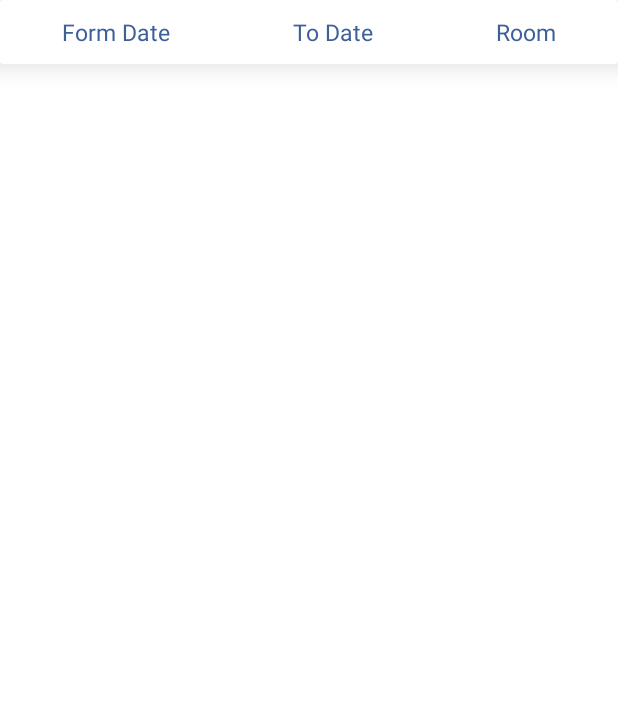
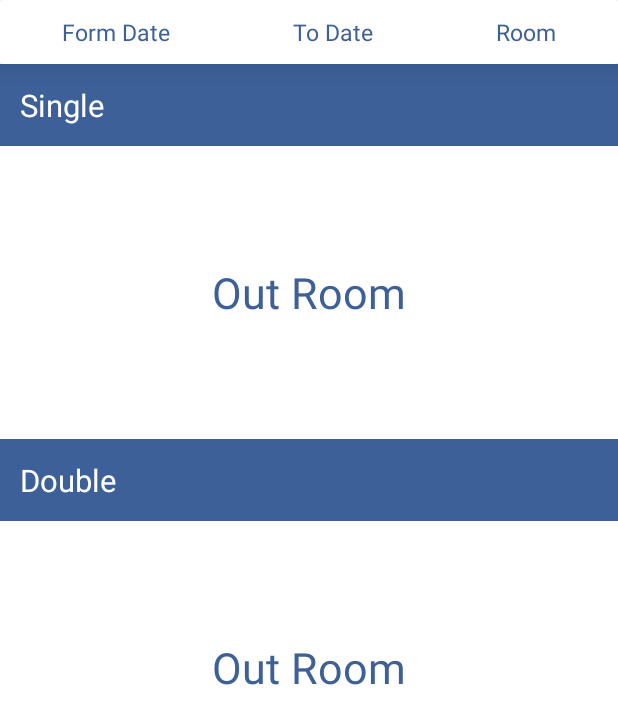
Before and after one commit to phamanh1289/easyHotel, an Android app: the fragment BookingFragment shown on its own in the app's theme, on a phone screen of 412 x 824 dp. Shown: the top 724 px of the screen. Run offline under Robolectric (Android 15) with nearby library versions, the phone set to English and light mode, and no system bars; our stand-ins replace ButterKnife, Firebase (no records; nobody signed in at launch, a user with empty details on screens opened directly), sdp/ssp sizes; 3 statements that could not run were skipped.

Commit message:
- add room

```diff
--- /dev/null
+++ b/app/src/main/java/com/example/phamanh/easyhotel/adapter/RoomAdapter.java
@@ -0,0 +1,54 @@
+package com.example.phamanh.easyhotel.adapter;
+
+import android.support.v7.widget.RecyclerView;
+import android.view.LayoutInflater;
+import android.view.View;
+import android.view.ViewGroup;
+import android.widget.ImageView;
+
+import com.example.phamanh.easyhotel.R;
+
+import butterknife.BindView;
+import butterknife.ButterKnife;
+
+
+public class RoomAdapter extends RecyclerView.Adapter<RoomAdapter.RoomHolder> {
+
+    private int mData;
+    private boolean isCheck;
+
+    public RoomAdapter(int data) {
+        mData = data;
+    }
+
+    public void setCheck(boolean check) {
+        isCheck = check;
+    }
+
+    @Override
+    public RoomHolder onCreateViewHolder(ViewGroup parent, int viewType) {
+        View view = LayoutInflater.from(parent.getContext()).inflate(R.layout.item_room, parent, false);
+        return new RoomHolder(view);
+    }
+
+    @Override
+    public void onBindViewHolder(RoomHolder holder, int position) {
+        holder.ivRoom.setImageResource(isCheck ? R.drawable.ic_signle_room_ok : R.drawable.ic_double_room_ok);
+
+    }
+
+    @Override
+    public int getItemCount() {
+        return mData;
+    }
+
+    class RoomHolder extends RecyclerView.ViewHolder {
+        @BindView(R.id.itemRoom_ivRoom)
+        ImageView ivRoom;
+
+        public RoomHolder(View itemView) {
+            super(itemView);
+            ButterKnife.bind(this, itemView);
+        }
+    }
+}
--- a/app/src/main/java/com/example/phamanh/easyhotel/fragment/auth/LoginFragment.java
+++ b/app/src/main/java/com/example/phamanh/easyhotel/fragment/auth/LoginFragment.java
@@ -226,6 +226,7 @@ public class LoginFragment extends BaseFragment {
                     if (task.isSuccessful()) {
                         if (FirebaseAuth.getInstance().getCurrentUser().isEmailVerified()) {
                             mUser = FirebaseAuth.getInstance().getCurrentUser();
+
                             toGetDataProfile();
                             toAddReLogin(true);
                         } else {
--- a/app/src/main/java/com/example/phamanh/easyhotel/fragment/home/BookingFragment.java
+++ b/app/src/main/java/com/example/phamanh/easyhotel/fragment/home/BookingFragment.java
@@ -2,6 +2,8 @@ package com.example.phamanh.easyhotel.fragment.home;
 
 import android.os.Bundle;
 import android.support.annotation.Nullable;
+import android.support.v7.widget.GridLayoutManager;
+import android.support.v7.widget.RecyclerView;
 import android.view.LayoutInflater;
 import android.view.View;
 import android.view.ViewGroup;
@@ -9,12 +11,15 @@ import android.widget.EditText;
 import android.widget.TextView;
 
 import com.example.phamanh.easyhotel.R;
+import com.example.phamanh.easyhotel.adapter.RoomAdapter;
 import com.example.phamanh.easyhotel.base.BaseFragment;
 import com.example.phamanh.easyhotel.interfaces.DialogListener;
-import com.example.phamanh.easyhotel.model.HotelModel;
-import com.example.phamanh.easyhotel.other.database.DataHardCode;
+import com.example.phamanh.easyhotel.model.RoomModel;
 import com.example.phamanh.easyhotel.other.view.SelectSinglePopup;
 import com.example.phamanh.easyhotel.utils.AppUtils;
+import com.google.firebase.database.DataSnapshot;
+import com.google.firebase.database.DatabaseError;
+import com.google.firebase.database.ValueEventListener;
 
 import java.util.ArrayList;
 import java.util.List;
@@ -27,15 +32,26 @@ import butterknife.Unbinder;
 public class BookingFragment extends BaseFragment {
 
 
-    @BindView(R.id.fragHomeDetail_tvRoom)
+    @BindView(R.id.fragBooking_tvRoom)
     TextView tvRoom;
-    @BindView(R.id.fragHomeDetail_tvFormDate)
+    @BindView(R.id.fragBooking_tvFormDate)
     EditText tvFormDate;
-    @BindView(R.id.fragHomeDetail_tvToDate)
+    @BindView(R.id.fragBooking_tvToDate)
     EditText tvToDate;
+    @BindView(R.id.fragBooking_rvSingle)
+    RecyclerView rvSingle;
+    @BindView(R.id.fragBooking_rvDouble)
+    RecyclerView rvDouble;
+    @BindView(R.id.fragBooking_tvNoDataSingle)
+    TextView tvNoDataSingle;
+    @BindView(R.id.fragBooking_tvNoDataDouble)
+    TextView tvNoDataDouble;
+
     private SelectSinglePopup popupRoom;
     private List<String> mDataRoom = new ArrayList<>();
-    private HotelModel mHotelModel;
+    private RoomModel mRoomModel = new RoomModel();
+    private RoomAdapter singleAdapter, doubleAdapter;
+    private String mKey;
     Unbinder unbinder;
 
 
@@ -49,8 +65,38 @@ public class BookingFragment extends BaseFragment {
     }
 
     private void init() {
-//        mHotelModel = ((BookingCommentParrent) getParentFragment()).mHotelModel;
-        mDataRoom.addAll(DataHardCode.getListRoom());
+        mKey = ((BookingCommentParrent) getParentFragment()).mKey;
+        refHotel_room.child(mKey).addValueEventListener(new ValueEventListener() {
+            @Override
+            public void onDataChange(DataSnapshot dataSnapshot) {
+                mRoomModel.single = Integer.parseInt(dataSnapshot.child("single").getValue().toString());
+                if (singleAdapter == null) {
+                    toSetUpUI(rvSingle, singleAdapter,mRoomModel.single, true);
+                } else
+                    singleAdapter.notifyDataSetChanged();
+                tvNoDataSingle.setVisibility(mRoomModel.single != 0 ? View.GONE : View.VISIBLE);
+
+                mRoomModel._double = Integer.parseInt(dataSnapshot.child("double").getValue().toString());
+                if (doubleAdapter == null)
+                    toSetUpUI(rvDouble, doubleAdapter,mRoomModel._double, false);
+                else
+                    doubleAdapter.notifyDataSetChanged();
+                tvNoDataDouble.setVisibility(mRoomModel._double != 0 ? View.GONE : View.VISIBLE);
+            }
+
+            @Override
+            public void onCancelled(DatabaseError databaseError) {
+
+            }
+        });
+    }
+
+    private void toSetUpUI(RecyclerView rvMain, RoomAdapter adapter, int i, boolean ischeck) {
+        adapter = new RoomAdapter(i);
+        adapter.setCheck(ischeck);
+        rvMain.setAdapter(adapter);
+//        rvMain.addItemDecoration(new SpacesItemDecoration(getResources().getDimensionPixelSize(R.dimen._3sdp)));
+        rvMain.setLayoutManager(new GridLayoutManager(getActivity(), 5));
     }
 
 
@@ -60,16 +106,16 @@ public class BookingFragment extends BaseFragment {
         unbinder.unbind();
     }
 
-    @OnClick({R.id.fragHomeDetail_tvFormDate, R.id.fragHomeDetail_tvToDate, R.id.fragHomeDetail_tvRoom})
+    @OnClick({R.id.fragBooking_tvFormDate, R.id.fragBooking_tvToDate, R.id.fragBooking_tvRoom})
     public void onViewClicked(View view) {
         switch (view.getId()) {
-            case R.id.fragHomeDetail_tvFormDate:
+            case R.id.fragBooking_tvFormDate:
                 AppUtils.showPickTime(getContext(), tvFormDate, true);
                 break;
-            case R.id.fragHomeDetail_tvToDate:
+            case R.id.fragBooking_tvToDate:
                 AppUtils.showPickTime(getContext(), tvToDate, true);
                 break;
-            case R.id.fragHomeDetail_tvRoom:
+            case R.id.fragBooking_tvRoom:
                 AppUtils.toGetPopup(getContext(), view, popupRoom, mDataRoom, tvRoom);
                 break;
 //                if (!AppUtils.toDoCheckDate(tvFormDate.getText().toString(), tvToDate.getText().toString()))
--- a/app/src/main/res/layout/fragment_booking.xml
+++ b/app/src/main/res/layout/fragment_booking.xml
@@ -1,12 +1,15 @@
 <?xml version="1.0" encoding="utf-8"?>
-<LinearLayout xmlns:android="http://schemas.android.com/apk/res/android"
+<ScrollView xmlns:android="http://schemas.android.com/apk/res/android"
+            xmlns:app="http://schemas.android.com/apk/res-auto"
             android:layout_width="match_parent"
             android:layout_height="match_parent"
-              xmlns:app="http://schemas.android.com/apk/res-auto"
             android:background="@color/whiteThree"
-              android:clickable="true"
+            android:clickable="true">
+
+    <LinearLayout
+        android:layout_width="match_parent"
+        android:layout_height="match_parent"
         android:orientation="vertical">
-
 
         <android.support.v7.widget.CardView
             android:layout_width="match_parent"
@@ -19,7 +22,7 @@
                 android:orientation="horizontal">
 
                 <EditText
-                android:id="@+id/fragHomeDetail_tvFormDate"
+                    android:id="@+id/fragBooking_tvFormDate"
                     android:layout_width="wrap_content"
                     android:layout_height="wrap_content"
                     android:layout_weight="1"
@@ -31,10 +34,10 @@
                     android:padding="@dimen/_8sdp"
                     android:textColor="@color/denimBlue"
                     android:textColorHint="@color/denimBlue"
-                android:textSize="@dimen/_12sdp" />
+                    android:textSize="@dimen/_12sdp"/>
 
                 <EditText
-                android:id="@+id/fragHomeDetail_tvToDate"
+                    android:id="@+id/fragBooking_tvToDate"
                     android:layout_width="wrap_content"
                     android:layout_height="wrap_content"
                     android:layout_weight="1"
@@ -46,10 +49,10 @@
                     android:padding="@dimen/_8sdp"
                     android:textColor="@color/denimBlue"
                     android:textColorHint="@color/denimBlue"
-                android:textSize="@dimen/_12sdp" />
+                    android:textSize="@dimen/_12sdp"/>
 
                 <TextView
-                android:id="@+id/fragHomeDetail_tvRoom"
+                    android:id="@+id/fragBooking_tvRoom"
                     android:layout_width="wrap_content"
                     android:layout_height="wrap_content"
                     android:layout_weight="1"
@@ -58,8 +61,78 @@
                     android:padding="@dimen/_8sdp"
                     android:textColor="@color/denimBlue"
                     android:textColorHint="@color/denimBlue"
-                android:textSize="@dimen/_12sdp" />
+                    android:textSize="@dimen/_12sdp"/>
             </LinearLayout>
         </android.support.v7.widget.CardView>
 
+        <TextView
+            fontPath="@string/Helvetica_bold"
+            android:layout_width="match_parent"
+            android:layout_height="wrap_content"
+            android:background="@color/denimBlue"
+            android:padding="@dimen/_10sdp"
+            android:text="Single"
+            android:textColor="@color/whiteThree"
+            android:textSize="@dimen/_16sdp"/>
+
+        <FrameLayout
+            android:layout_width="match_parent"
+            android:layout_height="match_parent"
+            android:layout_weight="1">
+
+            <android.support.v7.widget.RecyclerView
+                android:id="@+id/fragBooking_rvSingle"
+                android:layout_width="match_parent"
+                android:layout_height="match_parent"
+                android:nestedScrollingEnabled="false"
+                android:padding="@dimen/_8sdp">
+
+            </android.support.v7.widget.RecyclerView>
+
+            <TextView
+                android:id="@+id/fragBooking_tvNoDataSingle"
+                android:layout_width="wrap_content"
+                android:layout_height="@dimen/_150sdp"
+                android:layout_gravity="center_horizontal"
+                android:gravity="center_vertical"
+                android:text="@string/out_room"
+                android:textColor="@color/denimBlue"
+                android:textSize="@dimen/_22sdp"/>
+        </FrameLayout>
+
+        <TextView
+            fontPath="@string/Helvetica_bold"
+            android:layout_width="match_parent"
+            android:layout_height="wrap_content"
+            android:background="@color/denimBlue"
+            android:padding="@dimen/_10sdp"
+            android:text="Double"
+            android:textColor="@color/whiteThree"
+            android:textSize="@dimen/_16sdp"/>
+
+        <FrameLayout
+            android:layout_width="match_parent"
+            android:layout_height="match_parent"
+            android:layout_weight="1">
+
+            <android.support.v7.widget.RecyclerView
+                android:id="@+id/fragBooking_rvDouble"
+                android:layout_width="match_parent"
+                android:layout_height="match_parent"
+                android:nestedScrollingEnabled="false"
+                android:padding="@dimen/_8sdp">
+
+            </android.support.v7.widget.RecyclerView>
+
+            <TextView
+                android:id="@+id/fragBooking_tvNoDataDouble"
+                android:layout_width="wrap_content"
+                android:layout_height="@dimen/_150sdp"
+                android:layout_gravity="center_horizontal"
+                android:gravity="center_vertical"
+                android:text="@string/out_room"
+                android:textColor="@color/denimBlue"
+                android:textSize="@dimen/_22sdp"/>
+        </FrameLayout>
     </LinearLayout>
+</ScrollView>
```
Also changed, not shown: app/src/main/java/com/example/phamanh/easyhotel/other/view/SpacesItemDecoration.java (added, +35 -0 lines), app/src/main/res/layout/item_room.xml (added, +18 -0 lines), app/src/main/res/drawable/ic_double_room_ok.png, app/src/main/res/drawable/ic_signle_room_ok.png. Lines whose indentation alone changed are shown as unchanged.
